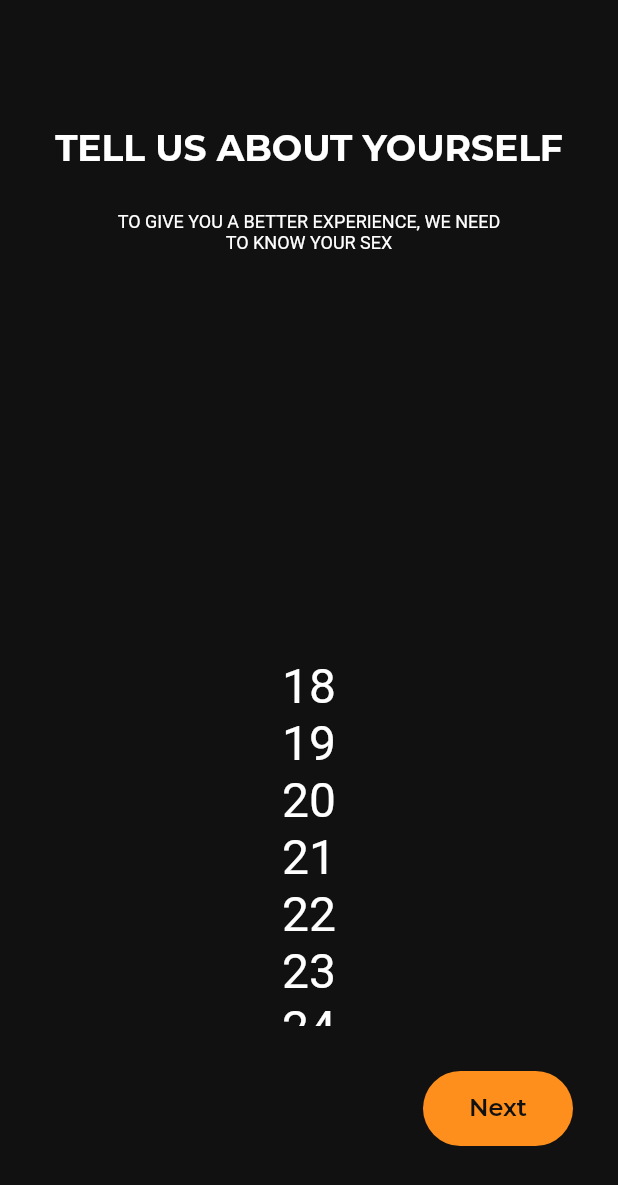
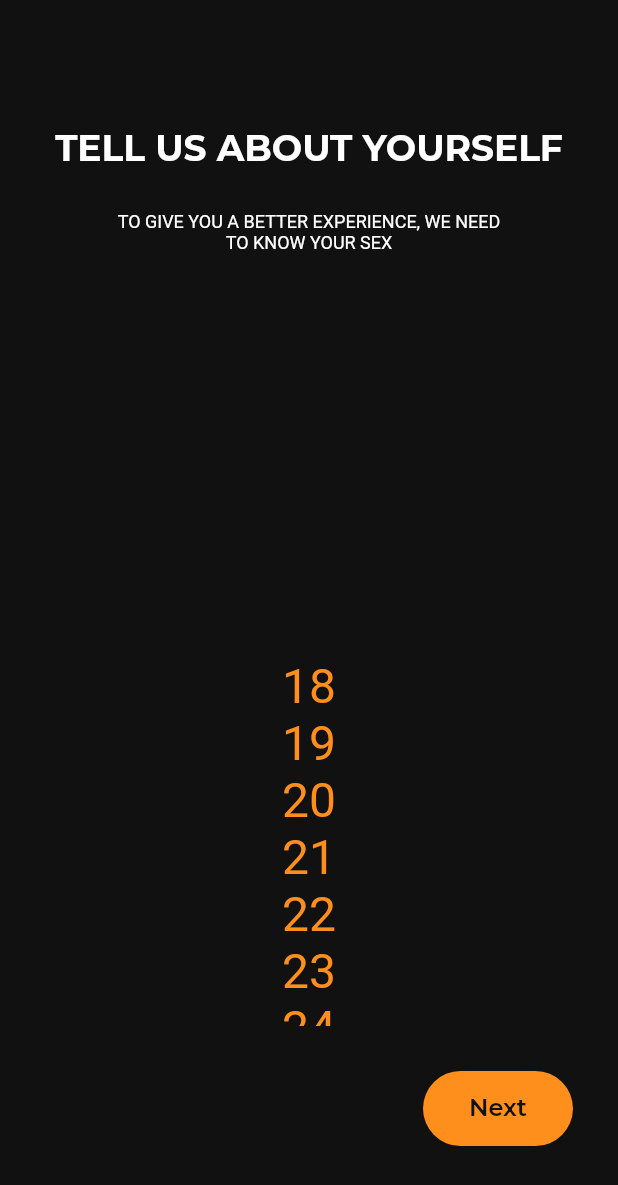
Before and after one commit to JohnHoneyman/flutterflow_demo, a Flutter app: the InfoFormWidget screen opened by its route, swiped to page 2, on a phone screen of 412 x 824 dp. Shown: the top 1185 px of the screen. Run offline on Flutter 3.47's test engine with Material 2 defaults, Android fonts, the phone set to English and light mode, and no system bars; drawn by our look-alikes of auto_size_text; our stand-ins replace cached_network_image, flutter_animate, font_awesome_flutter, from_css_color, go_router, google_fonts and 4 more; missing offline and left inert: json_path; accounts and stored records are empty; network calls fail.

Commit message:
Changed ages items list color

```diff
--- a/lib/pages/info_form/info_form_widget.dart
+++ b/lib/pages/info_form/info_form_widget.dart
@@ -301,6 +301,10 @@ class _InfoFormWidgetState extends State<InfoFormWidget> {
                                                             FlutterFlowTheme.of(
                                                                     context)
                                                                 .bodyMediumFamily,
+                                                        color:
+                                                            FlutterFlowTheme.of(
+                                                                    context)
+                                                                .primary,
                                                         fontSize: 32.0,
                                                         useGoogleFonts: GoogleFonts
                                                                 .asMap()
```
